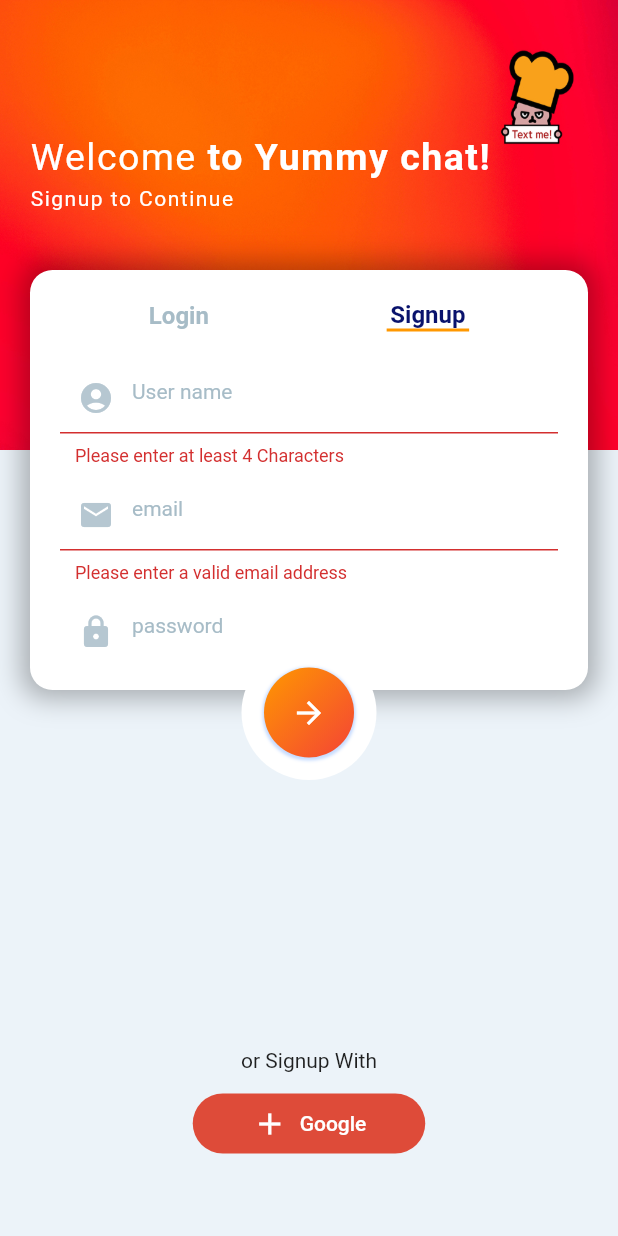
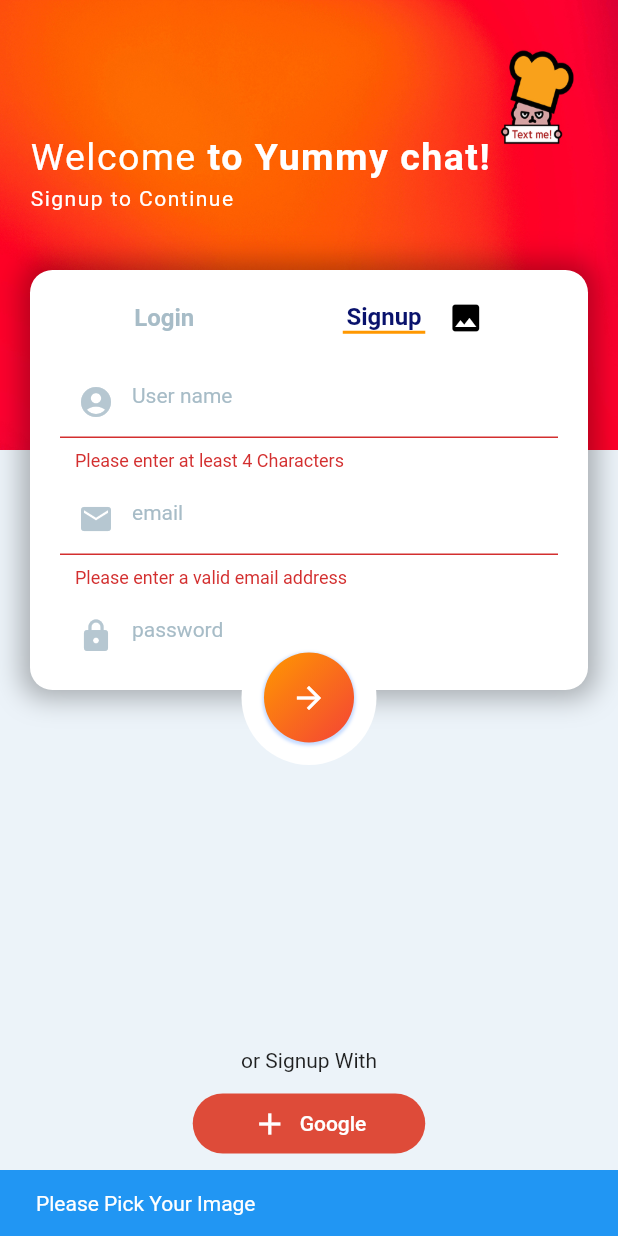
Before and after one commit to HashCitrine/flutter_study, a Flutter app: the screen it shows after launch, after a tap on the "arrow forward" icon, on a phone screen of 412 x 824 dp. Run offline on Flutter 3.47's test engine with Material 2 defaults, Android fonts, the phone set to English and light mode, and no system bars; drawn by our look-alikes of modal_progress_hud_nsn; our stand-ins replace cloud_firestore, firebase_auth, firebase_core, firebase_storage, flutter_chat_bubble, image_picker and 2 more; accounts and stored records are empty; generated files the repository leaves out were written again.

Commit message:
chat_chef Done

```diff
--- a/lib/chat_chef/app.dart
+++ b/lib/chat_chef/app.dart
@@ -1,6 +1,8 @@
 
+import 'package:firebase_auth/firebase_auth.dart';
 import 'package:flutter/cupertino.dart';
 import 'package:flutter/material.dart';
+import 'package:flutter_study/chat_chef/page/chat_room.dart';
 import 'package:flutter_study/chat_chef/page/home.dart';
 
 class App extends StatelessWidget {
@@ -13,7 +15,16 @@
       theme: ThemeData(
         primarySwatch: Colors.blue,
       ),
-      home: const Home(),
+      home: StreamBuilder(
+        stream: FirebaseAuth.instance.authStateChanges(),
+        builder: (context, snapshot) {
+          if(snapshot.hasData) {
+            return ChatRoom();
+          }
+
+          return Home();
+        },
+      ),
     );
   }
 }
--- a/lib/chat_chef/page/home.dart
+++ b/lib/chat_chef/page/home.dart
@@ -1,11 +1,16 @@
+import 'dart:io';
+
+import 'package:cloud_firestore/cloud_firestore.dart';
 import 'package:firebase_auth/firebase_auth.dart';
-import 'package:flutter/cupertino.dart';
+import 'package:firebase_storage/firebase_storage.dart';
 import 'package:flutter/material.dart';
+import 'package:flutter_study/chat_chef/constants/form_type.dart';
 import 'package:flutter_study/chat_chef/constants/palette.dart';
-import 'package:flutter_study/chat_chef/constants/form_type.dart';
-import 'package:flutter_study/chat_chef/page/chat.dart';
+import 'package:flutter_study/chat_chef/page/chat_room.dart';
+import 'package:flutter_study/chat_chef/page/signup_image.dart';
 import 'package:flutter_study/chat_chef/widget/home_form_field.dart';
 import 'package:logger/logger.dart';
+import 'package:modal_progress_hud_nsn/modal_progress_hud_nsn.dart';
 
 class Home extends StatefulWidget {
   const Home({super.key});
@@ -17,13 +22,15 @@
 class _HomeState extends State<Home> {
   final _auth = FirebaseAuth.instance;
 
-  late HomeFormField username;
-  late HomeFormField email;
-  late HomeFormField password;
+  late String username;
+  late String email;
+  late String password;
 
   bool isSignupScreen = true;
   var signupHeight = 30.0;
   int animationDuration = 200;
+  bool showSpinner = false;
+  File? image;
 
   final _formKey = GlobalKey<FormState>();
 
@@ -34,11 +41,102 @@
     }
   }
 
+  Future<ChatRoom?> submit() async {
+    _tryValidation();
+
+    try {
+      late UserCredential user;
+      if (isSignupScreen) {
+        if (image == null) {
+          setState(() {
+            showSpinner = false;
+            ScaffoldMessenger.of(context).showSnackBar(
+              const SnackBar(
+                content: Text('Please Pick Your Image'),
+                backgroundColor: Colors.blue,
+              ),
+            );
+          });
+          return null;
+        }
+
+        user = await _auth.createUserWithEmailAndPassword(
+            email: email, password: password);
+
+        final refImage = FirebaseStorage.instance
+            .ref()
+            .child('image')
+            .child('${user.user!.uid}.png');
+
+        await refImage.putFile(image!);
+        final imageUrl = await refImage.getDownloadURL();
+
+        await FirebaseFirestore.instance
+            .collection('user')
+            .doc(user.user!.uid)
+            .set({
+          'userName': username,
+          'email': email,
+          'image': imageUrl,
+        });
+      } else {
+        user = await _auth.signInWithEmailAndPassword(
+            email: email, password: password);
+      }
+      /** remove popup */
+      // if (user.user != null) {
+      //   Navigator.push(
+      //     context,
+      //     MaterialPageRoute(
+      //       builder: (context) {
+      //         return Chat();
+      //       },
+      //     ),
+      //   );
+      // }
+    } catch (error, stacktrace) {
+      Logger().e(error, stackTrace: stacktrace);
+
+      if (mounted) {
+        setState(() {
+          ScaffoldMessenger.of(context).showSnackBar(
+            const SnackBar(
+              content: Text('Please Check Your Email And Password'),
+              backgroundColor: Colors.blue,
+            ),
+          );
+        });
+      }
+    }
+
+    return null;
+  }
+
+  void showAlert(BuildContext context) {
+    showDialog(
+      context: context,
+      builder: (context) {
+        return Dialog(
+          backgroundColor: Colors.white,
+          child: SignupImage(
+            addImageFunc: pickedImage,
+          ),
+        );
+      },
+    );
+  }
+
+  void pickedImage(File image) {
+    this.image = image;
+  }
+
   @override
   Widget build(BuildContext context) {
     return Scaffold(
       backgroundColor: Palette.backgroundColor,
-      body: GestureDetector(
+      body: ModalProgressHUD(
+        inAsyncCall: showSpinner,
+        child: GestureDetector(
           onTap: () {
             FocusScope.of(context).unfocus();
           },
@@ -76,8 +174,9 @@
                             ),
                             children: [
                               TextSpan(
-                              text:
-                                  isSignupScreen ? ' to Yummy chat!' : ' back',
+                                text: isSignupScreen
+                                    ? ' to Yummy chat!'
+                                    : ' back',
                                 style: const TextStyle(
                                   letterSpacing: 1.0,
                                   fontSize: 25,
@@ -124,7 +223,7 @@
                     ],
                   ),
                   child: SingleChildScrollView(
-                  padding: EdgeInsets.only(bottom: 30),
+                    padding: const EdgeInsets.only(bottom: 30),
                     child: Column(
                       children: [
                         Row(
@@ -162,7 +261,9 @@
                                   isSignupScreen = true;
                                 });
                               },
-                            child: Column(
+                              child: Row(
+                                children: [
+                                  Column(
                                     children: [
                                       Text(
                                         'Signup',
@@ -181,6 +282,23 @@
                                         ),
                                     ],
                                   ),
+                                  SizedBox(
+                                    width: 15,
+                                  ),
+                                  if (isSignupScreen)
+                                    GestureDetector(
+                                      onTap: () {
+                                        showAlert(context);
+                                      },
+                                      child: Icon(
+                                        Icons.image,
+                                        color: isSignupScreen
+                                            ? Colors.black
+                                            : Colors.grey,
+                                      ),
+                                    ),
+                                ],
+                              ),
                             ),
                           ],
                         ),
@@ -190,25 +308,32 @@
                             key: _formKey,
                             child: Column(
                               children: [
-                              username = HomeFormField(
+                                if (isSignupScreen)
+                                  HomeFormField(
+                                      onChanged: (value) {
+                                        username = value;
+                                      },
                                       type: FormType.username,
                                       validator: (value) {
-                                    if (value!.isEmpty || value.length < 4) {
+                                        if (value!.isEmpty ||
+                                            value.length < 4) {
                                           return 'Please enter at least 4 Characters';
                                         }
                                         return null;
                                       },
-                                  keyVal: isSignupScreen ? 1 : 2,
-                                  icon: Icon(
+                                      keyVal: 1,
+                                      icon: const Icon(
                                         Icons.account_circle,
                                         color: Palette.iconColor,
                                       ),
                                       hint: 'User name'),
-                              SizedBox(
+                                const SizedBox(
                                   height: 8,
                                 ),
-                              if (isSignupScreen)
-                                email = HomeFormField(
+                                HomeFormField(
+                                    onChanged: (value) {
+                                      email = value;
+                                    },
                                     type: FormType.email,
                                     validator: (value) {
                                       if (value!.isEmpty ||
@@ -217,16 +342,19 @@
                                       }
                                       return null;
                                     },
-                                    keyVal: 3,
-                                    icon: Icon(
+                                    keyVal: isSignupScreen ? 2 : 3,
+                                    icon: const Icon(
                                       Icons.email,
                                       color: Palette.iconColor,
                                     ),
                                     hint: 'email'),
-                              SizedBox(
+                                const SizedBox(
                                   height: 8,
                                 ),
-                              password = HomeFormField(
+                                HomeFormField(
+                                    onChanged: (value) {
+                                      password = value;
+                                    },
                                     type: FormType.password,
                                     validator: (value) {
                                       if (value!.isEmpty || value.length < 6) {
@@ -235,7 +363,7 @@
                                       return null;
                                     },
                                     keyVal: isSignupScreen ? 4 : 5,
-                                  icon: Icon(
+                                    icon: const Icon(
                                       Icons.lock,
                                       color: Palette.iconColor,
                                     ),
@@ -252,7 +380,7 @@
               AnimatedPositioned(
                 duration: Duration(milliseconds: animationDuration),
                 curve: Curves.easeIn,
-              top: 430 - (isSignupScreen ? 0 : signupHeight),
+                top: 420 - (isSignupScreen ? 0 : signupHeight),
                 right: 0,
                 left: 0,
                 child: Center(
@@ -266,36 +394,13 @@
                     ),
                     child: GestureDetector(
                       onTap: () async {
-                      if (isSignupScreen) {
-                        _tryValidation();
-                        print(email.value);
-                        print(password.value);
-                        try {
-                          final newUser = await _auth.createUserWithEmailAndPassword(
-                              email: email.value,
-                              password: password.value);
-
-                          if (newUser.user != null) {
-                            Navigator.push(
-                              context,
-                              MaterialPageRoute(
-                                builder: (context) {
-                                  return Chat();
-                                },
-                              ),
-                            );
-                          }
-                        } catch (error, stacktrace) {
-                          Logger().e(error, stackTrace: stacktrace);
-                          ScaffoldMessenger.of(context).showSnackBar(
-                            SnackBar(
-                              content:
-                                  Text('Please Check Your Email And Password'),
-                              backgroundColor: Colors.blue,
-                            ),
-                          );
-                        }
-                      }
+                        setState(() {
+                          showSpinner = true;
+                        });
+                        submit();
+                        setState(() {
+                          showSpinner = false;
+                        });
                       },
                       child: Container(
                         decoration: BoxDecoration(
@@ -360,6 +465,7 @@
             ],
           ),
         ),
+      ),
     );
   }
 }
--- a/lib/chat_chef/widget/home_form_field.dart
+++ b/lib/chat_chef/widget/home_form_field.dart
@@ -8,20 +8,19 @@
   final Icon icon;
   final String hint;
   final FormFieldValidator<String> validator;
-  late String val;
+  late String _val;
   final FormType type;
-  HomeFormField({super.key, required this.keyVal, required this.icon, required this.hint, required this.validator, required this.type});
+  final ValueChanged<String>? onChanged;
+  HomeFormField({super.key, required this.keyVal, required this.icon, required this.hint, required this.validator, required this.type, this.onChanged});
 
 
   @override
   Widget build(BuildContext context) {
     return TextFormField(
-      onSaved: (newValue) {
-        val = newValue!;
-      },
-      onChanged: (value) {
-        val = value;
-      },
+      // onSaved: (newValue) {
+      //   _val = newValue!;
+      // },
+      onChanged: onChanged,
       obscureText: FormType.password == type ? true : false,
       keyboardType: setKeyboard(type),
       key: ValueKey(keyVal),
@@ -55,7 +54,7 @@
   }
 
   String get value {
-    return val;
+    return _val;
   }
 
   TextInputType setKeyboard(FormType type) {
--- a/lib/chat_papa/app.dart
+++ b/lib/chat_papa/app.dart
@@ -15,5 +15,4 @@
       home: Home(),
     );
   }
-
 }
--- a/pubspec.yaml
+++ b/pubspec.yaml
@@ -42,6 +42,10 @@
   firebase_core: ^2.22.0
   firebase_auth: ^4.14.0
   cloud_firestore: ^4.13.1
+  modal_progress_hud_nsn: ^0.4.0
+  flutter_chat_bubble: ^2.0.2
+  image_picker: ^1.0.4
+  firebase_storage: ^11.5.1
 
 dev_dependencies:
   flutter_test:
```
Also changed, not shown: lib/chat_chef/page/chat.dart (deleted, +0 -38 lines), lib/chat_chef/page/chat/message_bubble.dart (added, +111 -0 lines), lib/chat_chef/page/chat/message_log.dart (added, +38 -0 lines), lib/chat_chef/page/chat/message_writer.dart (added, +64 -0 lines), lib/chat_chef/page/chat_room.dart (added, +84 -0 lines), lib/chat_chef/page/signup_image.dart (added, +69 -0 lines), pubspec.lock, 7 other files. Lines whose indentation alone changed are shown as unchanged.
